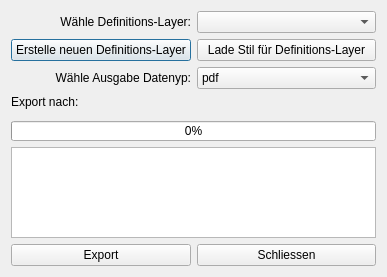
The window that kadas_FhrRasterATLAS/atlas_dialog_base.ui (Brathan/KADAS-Plugins-FGG6) describes before a commit, drawn with Qt 5.
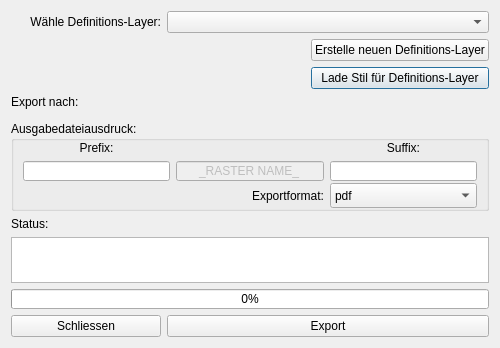
The same window after the commit. Custom widgets are drawn as their Qt base class.

What changed in the file:
```diff
--- a/kadas_FhrRasterATLAS/atlas_dialog_base.ui
+++ b/kadas_FhrRasterATLAS/atlas_dialog_base.ui
@@ -6,8 +6,8 @@
    <rect>
     <x>0</x>
     <y>0</y>
-    <width>387</width>
-    <height>277</height>
+    <width>500</width>
+    <height>348</height>
    </rect>
   </property>
   <property name="windowTitle">
@@ -25,53 +25,34 @@
   <property name="modal">
    <bool>false</bool>
   </property>
-  <layout class="QGridLayout" name="gridLayout">
-   <item row="2" column="0">
-    <widget class="QPushButton" name="button_NewLayer">
-     <property name="text">
-      <string>Erstelle neuen Definitions-Layer</string>
-     </property>
-    </widget>
-   </item>
-   <item row="1" column="0">
-    <widget class="QLabel" name="label_Layer">
+  <layout class="QGridLayout" name="gridLayout" columnstretch="0,0,0,0,0">
+   <item row="5" column="1">
+    <widget class="QLabel" name="label_Export">
      <property name="sizePolicy">
       <sizepolicy hsizetype="Preferred" vsizetype="Fixed">
        <horstretch>0</horstretch>
        <verstretch>0</verstretch>
       </sizepolicy>
      </property>
-     <property name="layoutDirection">
-      <enum>Qt::LeftToRight</enum>
-     </property>
      <property name="text">
-      <string>Wähle Definitions-Layer:</string>
-     </property>
-     <property name="alignment">
-      <set>Qt::AlignRight|Qt::AlignTrailing|Qt::AlignVCenter</set>
+      <string>Export nach:</string>
      </property>
     </widget>
    </item>
-   <item row="8" column="0" colspan="2">
-    <widget class="QPlainTextEdit" name="statusText">
+   <item row="6" column="1" colspan="3">
+    <widget class="QgsFileWidget" name="mQgsFileWidget">
      <property name="maximumSize">
       <size>
        <width>16777215</width>
-       <height>999999</height>
+       <height>30</height>
       </size>
      </property>
-     <property name="readOnly">
-      <bool>true</bool>
-     </property>
-     <property name="plainText">
-      <string notr="true"/>
-     </property>
-     <property name="placeholderText">
-      <string notr="true">Status...</string>
+     <property name="storageMode">
+      <enum>QgsFileWidget::GetDirectory</enum>
      </property>
     </widget>
    </item>
-   <item row="7" column="0" colspan="2">
+   <item row="18" column="1" colspan="3">
     <widget class="QProgressBar" name="progressBar">
      <property name="enabled">
       <bool>true</bool>
@@ -87,56 +68,245 @@
      </property>
     </widget>
    </item>
-   <item row="2" column="1">
+   <item row="3" column="3">
     <widget class="QPushButton" name="button_LoadStyle">
      <property name="text">
       <string>Lade Stil für Definitions-Layer</string>
      </property>
     </widget>
    </item>
-   <item row="3" column="0">
-    <widget class="QLabel" name="label_Layer_2">
-     <property name="layoutDirection">
-      <enum>Qt::LeftToRight</enum>
+   <item row="8" column="1">
+    <widget class="QLabel" name="statusLabel">
+     <property name="autoFillBackground">
+      <bool>false</bool>
      </property>
      <property name="text">
-      <string>Wähle Ausgabe Datenyp:</string>
+      <string>Status:</string>
+     </property>
+     <property name="textFormat">
+      <enum>Qt::RichText</enum>
      </property>
      <property name="alignment">
-      <set>Qt::AlignRight|Qt::AlignTrailing|Qt::AlignVCenter</set>
+      <set>Qt::AlignBottom|Qt::AlignLeading|Qt::AlignLeft</set>
      </property>
     </widget>
    </item>
-   <item row="4" column="0">
-    <widget class="QLabel" name="label_Export">
+   <item row="19" column="1">
+    <widget class="QPushButton" name="button_close">
+     <property name="text">
+      <string>Schliessen</string>
+     </property>
+    </widget>
+   </item>
+   <item row="9" column="1" colspan="3">
+    <widget class="QTextEdit" name="statusText">
+     <property name="minimumSize">
+      <size>
+       <width>0</width>
+       <height>30</height>
+      </size>
+     </property>
+     <property name="frameShape">
+      <enum>QFrame::StyledPanel</enum>
+     </property>
+     <property name="verticalScrollBarPolicy">
+      <enum>Qt::ScrollBarAlwaysOff</enum>
+     </property>
+     <property name="horizontalScrollBarPolicy">
+      <enum>Qt::ScrollBarAlwaysOff</enum>
+     </property>
+     <property name="html">
+      <string>&lt;!DOCTYPE HTML PUBLIC &quot;-//W3C//DTD HTML 4.0//EN&quot; &quot;http://www.w3.org/TR/REC-html40/strict.dtd&quot;&gt;
+&lt;html&gt;&lt;head&gt;&lt;meta name=&quot;qrichtext&quot; content=&quot;1&quot; /&gt;&lt;style type=&quot;text/css&quot;&gt;
+p, li { white-space: pre-wrap; }
+&lt;/style&gt;&lt;/head&gt;&lt;body style=&quot; font-family:'MS Shell Dlg 2'; font-size:8.25pt; font-weight:400; font-style:normal;&quot;&gt;
+&lt;p style=&quot;-qt-paragraph-type:empty; margin-top:0px; margin-bottom:0px; margin-left:0px; margin-right:0px; -qt-block-indent:0; text-indent:0px;&quot;&gt;&lt;br /&gt;&lt;/p&gt;&lt;/body&gt;&lt;/html&gt;</string>
+     </property>
+    </widget>
+   </item>
+   <item row="2" column="3">
+    <widget class="QPushButton" name="button_NewLayer">
+     <property name="text">
+      <string>Erstelle neuen Definitions-Layer</string>
+     </property>
+    </widget>
+   </item>
+   <item row="7" column="1" colspan="3">
+    <widget class="QGroupBox" name="groupBox">
      <property name="sizePolicy">
       <sizepolicy hsizetype="Preferred" vsizetype="Fixed">
        <horstretch>0</horstretch>
        <verstretch>0</verstretch>
       </sizepolicy>
      </property>
-     <property name="text">
-      <string>Export nach:</string>
-     </property>
-    </widget>
-   </item>
-   <item row="1" column="1">
-    <widget class="QgsMapLayerComboBox" name="cb_coverageLayer"/>
-   </item>
-   <item row="5" column="0" colspan="2">
-    <widget class="QgsFileWidget" name="mQgsFileWidget">
-     <property name="maximumSize">
+     <property name="minimumSize">
       <size>
-       <width>16777215</width>
-       <height>30</height>
+       <width>0</width>
+       <height>90</height>
       </size>
      </property>
-     <property name="storageMode">
-      <enum>QgsFileWidget::GetDirectory</enum>
+     <property name="title">
+      <string>Ausgabedateiausdruck:</string>
      </property>
+     <layout class="QGridLayout" name="gridLayout_2">
+      <property name="topMargin">
+       <number>0</number>
+      </property>
+      <item row="1" column="1">
+       <widget class="QLineEdit" name="rasternameText">
+        <property name="enabled">
+         <bool>false</bool>
+        </property>
+        <property name="minimumSize">
+         <size>
+          <width>90</width>
+          <height>20</height>
+         </size>
+        </property>
+        <property name="text">
+         <string>_RASTER NAME_</string>
+        </property>
+        <property name="alignment">
+         <set>Qt::AlignCenter</set>
+        </property>
+       </widget>
+      </item>
+      <item row="0" column="0">
+       <widget class="QLabel" name="prefixLabel">
+        <property name="sizePolicy">
+         <sizepolicy hsizetype="Preferred" vsizetype="Fixed">
+          <horstretch>0</horstretch>
+          <verstretch>0</verstretch>
+         </sizepolicy>
+        </property>
+        <property name="minimumSize">
+         <size>
+          <width>0</width>
+          <height>0</height>
+         </size>
+        </property>
+        <property name="text">
+         <string>Prefix:</string>
+        </property>
+        <property name="alignment">
+         <set>Qt::AlignBottom|Qt::AlignHCenter</set>
+        </property>
+       </widget>
+      </item>
+      <item row="2" column="2">
+       <widget class="QComboBox" name="cb_formatSelector">
+        <property name="sizePolicy">
+         <sizepolicy hsizetype="Preferred" vsizetype="Fixed">
+          <horstretch>0</horstretch>
+          <verstretch>0</verstretch>
+         </sizepolicy>
+        </property>
+        <property name="minimumSize">
+         <size>
+          <width>30</width>
+          <height>25</height>
+         </size>
+        </property>
+        <property name="layoutDirection">
+         <enum>Qt::LeftToRight</enum>
+        </property>
+        <property name="editable">
+         <bool>false</bool>
+        </property>
+        <property name="currentText">
+         <string>pdf</string>
+        </property>
+        <property name="currentIndex">
+         <number>0</number>
+        </property>
+        <item>
+         <property name="text">
+          <string>pdf</string>
+         </property>
+        </item>
+        <item>
+         <property name="text">
+          <string>tiff</string>
+         </property>
+        </item>
+       </widget>
+      </item>
+      <item row="1" column="0">
+       <widget class="QLineEdit" name="prefixLineEdit">
+        <property name="minimumSize">
+         <size>
+          <width>0</width>
+          <height>20</height>
+         </size>
+        </property>
+        <property name="font">
+         <font>
+          <italic>false</italic>
+         </font>
+        </property>
+        <property name="clearButtonEnabled">
+         <bool>true</bool>
+        </property>
+       </widget>
+      </item>
+      <item row="1" column="2">
+       <widget class="QLineEdit" name="suffixLineEdit">
+        <property name="minimumSize">
+         <size>
+          <width>0</width>
+          <height>20</height>
+         </size>
+        </property>
+        <property name="clearButtonEnabled">
+         <bool>true</bool>
+        </property>
+       </widget>
+      </item>
+      <item row="2" column="1">
+       <widget class="QLabel" name="exportformatText">
+        <property name="minimumSize">
+         <size>
+          <width>0</width>
+          <height>25</height>
+         </size>
+        </property>
+        <property name="layoutDirection">
+         <enum>Qt::LeftToRight</enum>
+        </property>
+        <property name="text">
+         <string>Exportformat:</string>
+        </property>
+        <property name="alignment">
+         <set>Qt::AlignRight|Qt::AlignTrailing|Qt::AlignVCenter</set>
+        </property>
+       </widget>
+      </item>
+      <item row="0" column="2">
+       <widget class="QLabel" name="suffixLabel">
+        <property name="sizePolicy">
+         <sizepolicy hsizetype="Preferred" vsizetype="Fixed">
+          <horstretch>0</horstretch>
+          <verstretch>0</verstretch>
+         </sizepolicy>
+        </property>
+        <property name="minimumSize">
+         <size>
+          <width>0</width>
+          <height>0</height>
+         </size>
+        </property>
+        <property name="text">
+         <string>Suffix:</string>
+        </property>
+        <property name="alignment">
+         <set>Qt::AlignBottom|Qt::AlignHCenter</set>
+        </property>
+       </widget>
+      </item>
+     </layout>
     </widget>
    </item>
-   <item row="9" column="0">
+   <item row="19" column="2" colspan="2">
     <widget class="QPushButton" name="pb_create_layout">
      <property name="font">
       <font>
@@ -155,15 +325,8 @@
      </property>
     </widget>
    </item>
-   <item row="9" column="1">
-    <widget class="QPushButton" name="button_close">
-     <property name="text">
-      <string>Schliessen</string>
-     </property>
-    </widget>
-   </item>
-   <item row="3" column="1">
-    <widget class="QComboBox" name="cb_formatSelector">
+   <item row="1" column="1">
+    <widget class="QLabel" name="label_Layer">
      <property name="sizePolicy">
       <sizepolicy hsizetype="Preferred" vsizetype="Fixed">
        <horstretch>0</horstretch>
@@ -172,34 +335,30 @@
      </property>
      <property name="minimumSize">
       <size>
-       <width>100</width>
+       <width>150</width>
        <height>0</height>
       </size>
      </property>
+     <property name="maximumSize">
+      <size>
+       <width>200</width>
+       <height>16777215</height>
+      </size>
+     </property>
      <property name="layoutDirection">
       <enum>Qt::LeftToRight</enum>
      </property>
-     <property name="editable">
-      <bool>false</bool>
+     <property name="text">
+      <string>Wähle Definitions-Layer:</string>
      </property>
-     <property name="currentText">
-      <string>pdf</string>
+     <property name="alignment">
+      <set>Qt::AlignRight|Qt::AlignTrailing|Qt::AlignVCenter</set>
      </property>
-     <property name="currentIndex">
-      <number>0</number>
-     </property>
-     <item>
-      <property name="text">
-       <string>pdf</string>
-      </property>
-     </item>
-     <item>
-      <property name="text">
-       <string>tiff</string>
-      </property>
-     </item>
     </widget>
    </item>
+   <item row="1" column="2" colspan="2">
+    <widget class="QgsMapLayerComboBox" name="cb_coverageLayer"/>
+   </item>
   </layout>
  </widget>
  <customwidgets>
```
